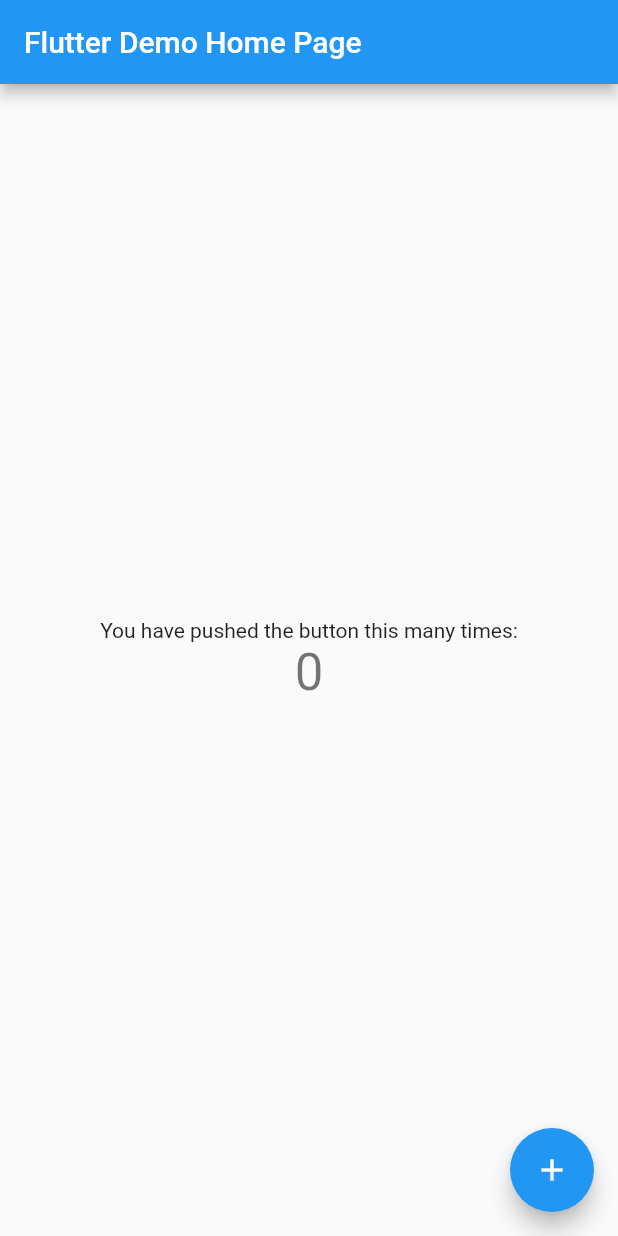
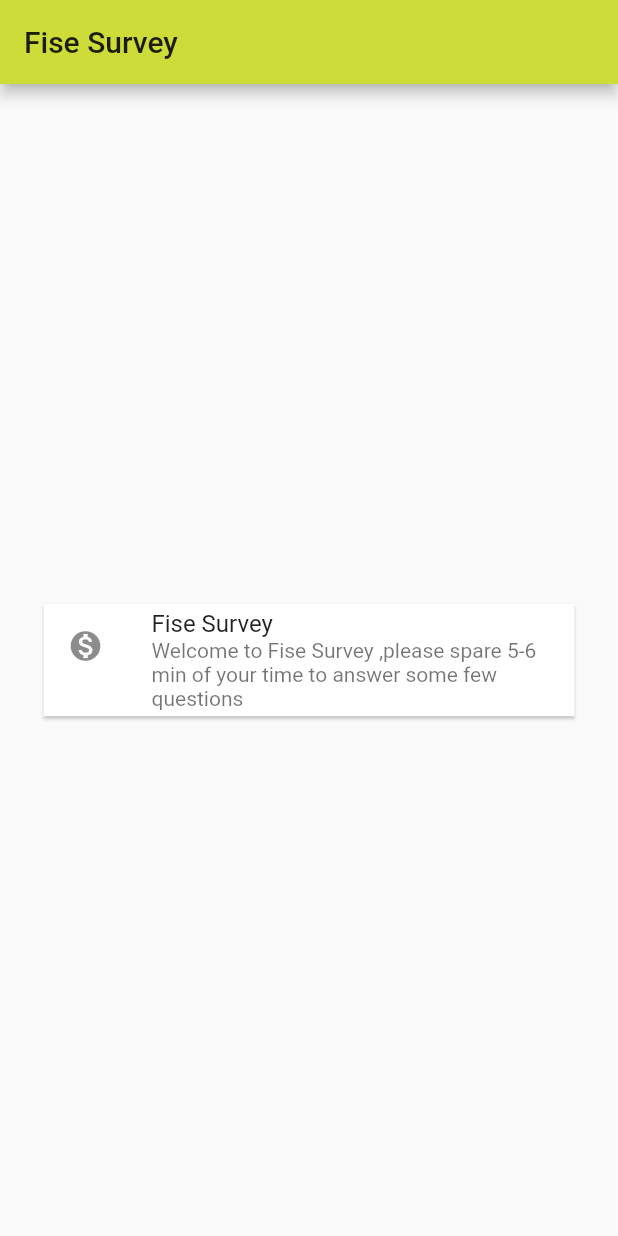
Before and after one commit to odaridavid/Fise, a Flutter app: the screen it shows after launch, on a phone screen of 412 x 824 dp. Run offline on Flutter 3.47's test engine with Material 2 defaults, Android fonts, the phone set to English and light mode, and no system bars.

Commit message:
Refactor default code

```diff
--- a/lib/main.dart
+++ b/lib/main.dart
@@ -7,64 +7,26 @@ class MyApp extends StatelessWidget {
   @override
   Widget build(BuildContext context) {
     return MaterialApp(
-      title: 'Flutter Demo',
+      title: 'Fise',
       theme: ThemeData(
-        // This is the theme of your application.
-        //
-        // Try running your application with "flutter run". You'll see the
-        // application has a blue toolbar. Then, without quitting the app, try
-        // changing the primarySwatch below to Colors.green and then invoke
-        // "hot reload" (press "r" in the console where you ran "flutter run",
-        // or simply save your changes to "hot reload" in a Flutter IDE).
-        // Notice that the counter didn't reset back to zero; the application
-        // is not restarted.
-        primarySwatch: Colors.blue,
+        primarySwatch: Colors.lime,
       ),
-      home: MyHomePage(title: 'Flutter Demo Home Page'),
+      home: FiseHomePage(title: 'Fise Survey'),
     );
   }
 }
 
-class MyHomePage extends StatefulWidget {
-  MyHomePage({Key key, this.title}) : super(key: key);
-
-  // This widget is the home page of your application. It is stateful, meaning
-  // that it has a State object (defined below) that contains fields that affect
-  // how it looks.
-
-  // This class is the configuration for the state. It holds the values (in this
-  // case the title) provided by the parent (in this case the App widget) and
-  // used by the build method of the State. Fields in a Widget subclass are
-  // always marked "final".
-
+class FiseHomePage extends StatefulWidget {
+  FiseHomePage({Key key, this.title}) : super(key: key);
   final String title;
 
   @override
-  _MyHomePageState createState() => _MyHomePageState();
+  _FiseHomePageState createState() => _FiseHomePageState();
 }
 
-class _MyHomePageState extends State<MyHomePage> {
-  int _counter = 0;
-
-  void _incrementCounter() {
-    setState(() {
-      // This call to setState tells the Flutter framework that something has
-      // changed in this State, which causes it to rerun the build method below
-      // so that the display can reflect the updated values. If we changed
-      // _counter without calling setState(), then the build method would not be
-      // called again, and so nothing would appear to happen.
-      _counter++;
-    });
-  }
-
+class _FiseHomePageState extends State<FiseHomePage> {
   @override
   Widget build(BuildContext context) {
-    // This method is rerun every time setState is called, for instance as done
-    // by the _incrementCounter method above.
-    //
-    // The Flutter framework has been optimized to make rerunning build methods
-    // fast, so that you can just rebuild anything that needs updating rather
-    // than having to individually change instances of widgets.
     return Scaffold(
       appBar: AppBar(
         // Here we take the value from the MyHomePage object that was created by
@@ -72,39 +34,21 @@ class _MyHomePageState extends State<MyHomePage> {
         title: Text(widget.title),
       ),
       body: Center(
-        // Center is a layout widget. It takes a single child and positions it
-        // in the middle of the parent.
-        child: Column(
-          // Column is also layout widget. It takes a list of children and
-          // arranges them vertically. By default, it sizes itself to fit its
-          // children horizontally, and tries to be as tall as its parent.
-          //
-          // Invoke "debug painting" (press "p" in the console, choose the
-          // "Toggle Debug Paint" action from the Flutter Inspector in Android
-          // Studio, or the "Toggle Debug Paint" command in Visual Studio Code)
-          // to see the wireframe for each widget.
-          //
-          // Column has various properties to control how it sizes itself and
-          // how it positions its children. Here we use mainAxisAlignment to
-          // center the children vertically; the main axis here is the vertical
-          // axis because Columns are vertical (the cross axis would be
-          // horizontal).
-          mainAxisAlignment: MainAxisAlignment.center,
-          children: <Widget>[
-            Text(
-              'You have pushed the button this many times:',
-            ),
-            Text(
-              '$_counter',
-              style: Theme.of(context).textTheme.display1,
-            ),
-          ],
+        child: Card(
+          margin:EdgeInsets.all(29.0),
+          shape: BeveledRectangleBorder(),
+          child: Column(
+            mainAxisSize: MainAxisSize.min,
+            children: <Widget>[
+              const ListTile(
+                leading: Icon(Icons.monetization_on),
+                title: Text('Fise Survey'),
+                subtitle: Text(
+                    'Welcome to Fise Survey ,please spare 5-6 min of your time to answer some few questions'),
+              ),
+            ],
+          ),
         ),
-      ),
-      floatingActionButton: FloatingActionButton(
-        onPressed: _incrementCounter,
-        tooltip: 'Increment',
-        child: Icon(Icons.add),
       ), // This trailing comma makes auto-formatting nicer for build methods.
     );
   }
```
